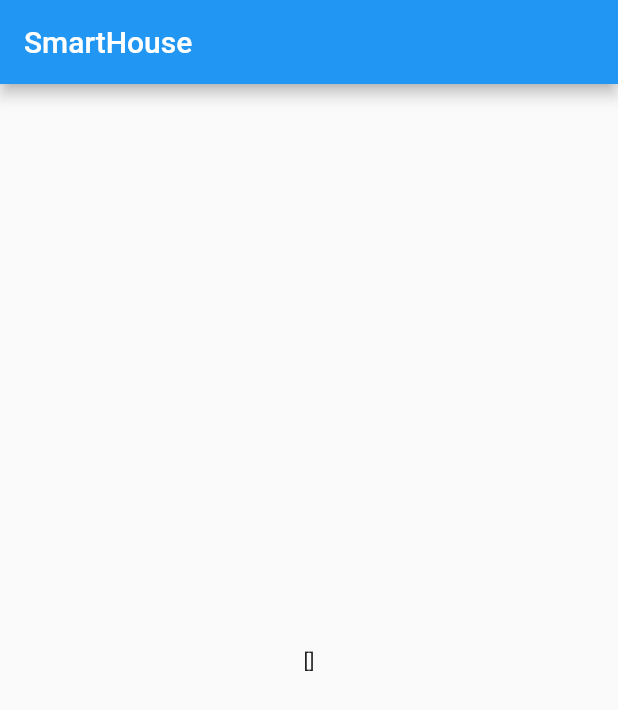
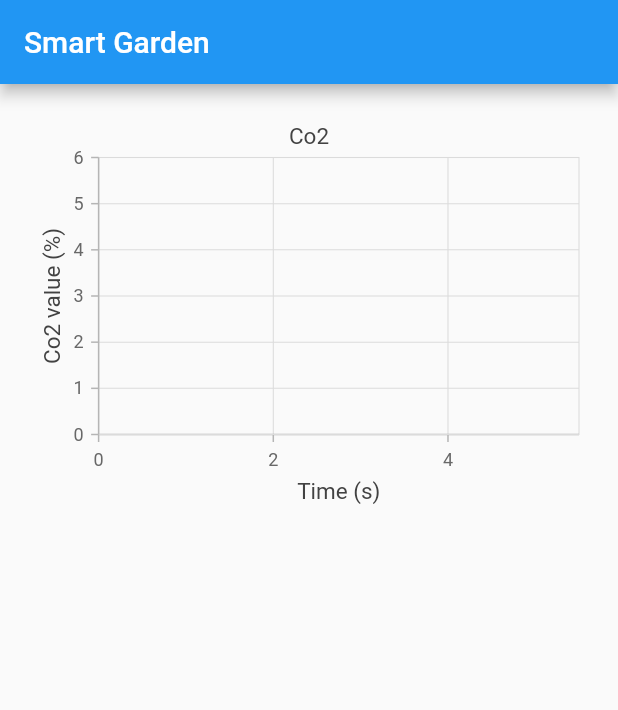
Before and after one commit to NamLH1310/Multidisciplinary-Project, a Flutter app: the screen it shows after launch, on a phone screen of 412 x 824 dp. Shown: the top 710 px of the screen. Run offline on Flutter 3.47's test engine with Material 2 defaults, Android fonts, the phone set to English and light mode, and no system bars; our stand-ins replace cloud_firestore, firebase_core, syncfusion_flutter_charts; accounts and stored records are empty; generated files the repository leaves out were written again.

Commit message:
Update graph with async api call

```diff
--- /dev/null
+++ b/lib/data/helper.dart
@@ -0,0 +1,36 @@
+import 'package:cloud_firestore/cloud_firestore.dart';
+import 'package:flutter/material.dart';
+
+class CollectionRef {
+  final String collectionName;
+  final int limit;
+  final FirebaseFirestore firestore = FirebaseFirestore.instance;
+  CollectionRef(this.collectionName, {this.limit = 10});
+
+  Future<List<DataInput>> getData() async {
+    try {
+      final collectionRef = firestore.collection(collectionName);
+      QuerySnapshot<Map<String, dynamic>> docSnapshots =
+          await collectionRef.limit(limit).get();
+      final List<DataInput> data = [];
+      for (int i = 0; i < docSnapshots.docs.length; i++) {
+        data.add(DataInput(
+            x: i.toDouble(),
+            y: double.parse(docSnapshots.docs[i].data()["value"])));
+      }
+      return data;
+    } on FirebaseException catch (error) {
+      debugPrint("Firestore excetption: ${error.message}");
+    } catch (error) {
+      debugPrint("$error");
+    }
+    return [];
+  }
+}
+
+class DataInput {
+  final double y;
+  final double x;
+
+  DataInput({this.y = 0, this.x = 0});
+}
--- a/lib/screens/home_screen.dart
+++ b/lib/screens/home_screen.dart
@@ -1,7 +1,5 @@
 import 'package:flutter/material.dart';
-import 'package:cloud_firestore/cloud_firestore.dart';
-
-FirebaseFirestore firestore = FirebaseFirestore.instance;
+import '../widgets/graph.dart';
 
 class HomeScreen extends StatefulWidget {
   const HomeScreen({Key? key}) : super(key: key);
@@ -11,33 +9,32 @@ class HomeScreen extends StatefulWidget {
 }
 
 class _HomeScreenState extends State<HomeScreen> {
-  final co2DataRef = firestore.collection("co2_data");
-
-  List<Map<String, dynamic>> m = [];
-
-  Future<void> getData() async {
-    try {
-      var datas = await co2DataRef.limit(10).get();
-      for (var doc in datas.docs) {
-        m.add(doc.data());
-      }
-      // setState(() {});
-      debugPrint('$m');
-    } catch (error) {
-      debugPrint("$error");
-    }
-  }
-
   @override
   Widget build(BuildContext context) {
-    getData();
     return Scaffold(
-      appBar: AppBar(
-        title: const Text('SmartHouse'),
-      ),
-      body: Center(
-        child: Text('$m'),
+      appBar: AppBar(title: const Text("Smart Garden")),
+      body: Column(
+        children: [
+          graphColumn(const GraphDisplay(
+            dataUnit: "%",
+            dataName: "Co2",
+            collectionName: "co2_data",
+          )),
+        ],
       ),
     );
   }
+
+  Widget graphColumn(GraphDisplay graph) {
+    Size size = MediaQuery.of(context).size;
+    Widget column = Padding(
+      padding: const EdgeInsets.all(16.0),
+      child: SizedBox(
+        width: size.width,
+        height: size.height / 3.0,
+        child: graph,
+      ),
+    );
+    return column;
+  }
 }
--- /dev/null
+++ b/lib/widgets/graph.dart
@@ -0,0 +1,62 @@
+import 'package:flutter/material.dart';
+import 'package:syncfusion_flutter_charts/charts.dart';
+import 'package:intl/intl.dart';
+import '../data/helper.dart';
+
+class GraphDisplay extends StatefulWidget {
+  final String dataUnit;
+  final String dataName;
+  final String collectionName;
+  const GraphDisplay(
+      {Key? key,
+      required this.dataUnit,
+      required this.dataName,
+      required this.collectionName})
+      : super(key: key);
+  @override
+  State<GraphDisplay> createState() => _GraphDisplayState();
+}
+
+class _GraphDisplayState extends State<GraphDisplay> {
+  _GraphDisplayState() : super();
+
+  List<DataInput> _chartData = [];
+
+  @override
+  Widget build(BuildContext context) {
+    getData();
+    return SfCartesianChart(
+      title: ChartTitle(
+        text: widget.dataName,
+        alignment: ChartAlignment.center,
+      ),
+      series: <ChartSeries>[
+        LineSeries<DataInput, double>(
+          dataSource: _chartData,
+          xValueMapper: (DataInput data, _) => data.x,
+          yValueMapper: (DataInput data, _) => data.y,
+        )
+      ],
+      primaryYAxis: NumericAxis(
+        numberFormat: NumberFormat.decimalPattern('en_us'),
+        labelFormat: '{value}',
+        title: AxisTitle(text: "Co2 value (${widget.dataUnit})"),
+      ),
+      primaryXAxis: NumericAxis(
+        numberFormat: NumberFormat.decimalPattern('en_us'),
+        labelFormat: '{value}',
+        title: AxisTitle(text: "Time (s)"),
+      ),
+    );
+  }
+
+  getData() async {
+    try {
+      _chartData =
+          await CollectionRef(widget.collectionName, limit: 20).getData();
+      setState(() {});
+    } catch (error) {
+      debugPrint("$error");
+    }
+  }
+}
```
Also changed, not shown: lib/graph_load.dart (deleted, +0 -61 lines), lib/layout.dart (deleted, +0 -123 lines).
